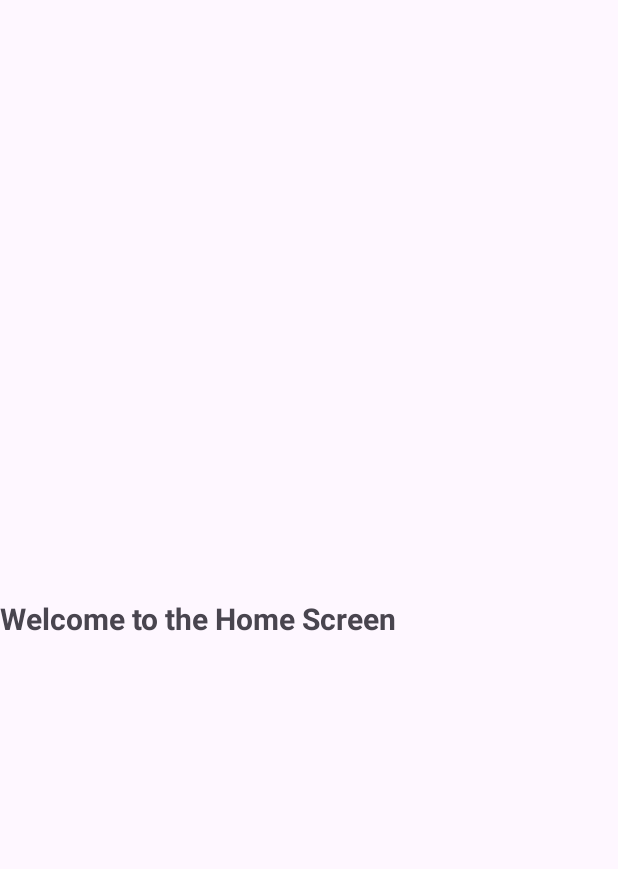
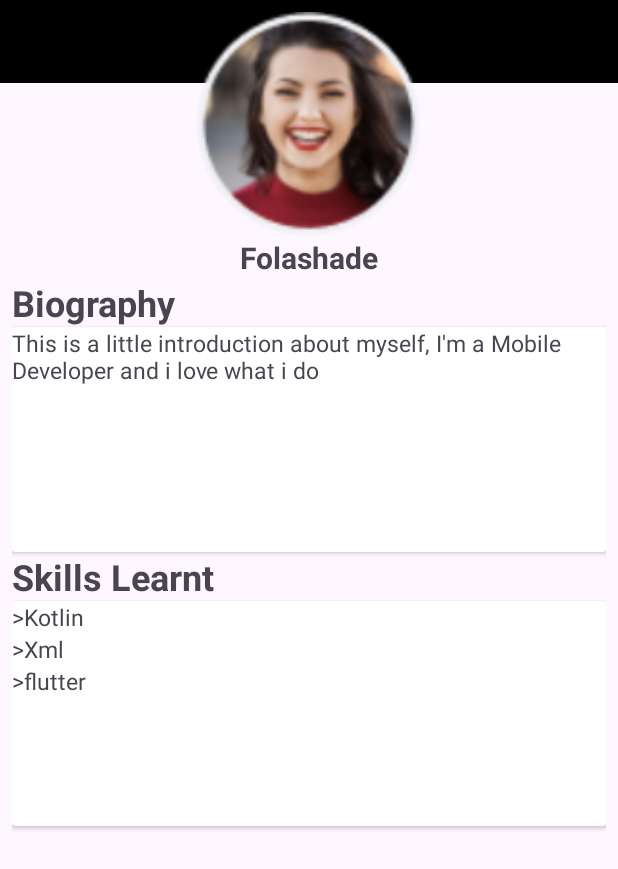
Before and after one commit to omoloye13/MykotlinForm, an Android app: the HomeActivity screen opened directly, with no data from a screen before it, on a phone screen of 412 x 824 dp. Shown: the top 869 px of the screen. Run offline under Robolectric (Android 15) with nearby library versions, the phone set to English and light mode, and no system bars.

Commit message:
added a card to the home activity

```diff
--- a/app/src/main/res/layout/activity_home.xml
+++ b/app/src/main/res/layout/activity_home.xml
@@ -1,21 +1,92 @@
 <?xml version="1.0" encoding="utf-8"?>
-<androidx.constraintlayout.widget.ConstraintLayout xmlns:android="http://schemas.android.com/apk/res/android"
+<androidx.coordinatorlayout.widget.CoordinatorLayout xmlns:android="http://schemas.android.com/apk/res/android"
     xmlns:app="http://schemas.android.com/apk/res-auto"
     xmlns:tools="http://schemas.android.com/tools"
     android:layout_width="match_parent"
     android:layout_height="match_parent"
     tools:context=".HomeActivity">
+    <com.google.android.material.appbar.AppBarLayout
+        android:layout_width="match_parent"
+        android:layout_height="wrap_content">
+        <com.google.android.material.appbar.MaterialToolbar
+            android:layout_width="match_parent"
+            android:layout_height="55dp"
+            android:background="@color/design_default_color_on_secondary"
+            />
+    </com.google.android.material.appbar.AppBarLayout>
+<LinearLayout
+    android:layout_width="match_parent"
+    android:layout_height="match_parent"
+    android:orientation="vertical"
+    android:padding="8dp"
+
+    >
+    <ImageView
+        android:layout_width="150dp"
+        android:layout_height="150dp"
+        android:layout_gravity="center_horizontal"
+        android:src="@drawable/alice_img"
+        />
+    <TextView
+        android:layout_width="wrap_content"
+        android:layout_height="wrap_content"
+        android:text="Folashade"
+        android:layout_gravity="center_horizontal"
+        android:textStyle="bold"
+        android:textSize="20dp"
+        />
     <TextView
         android:layout_width="match_parent"
         android:layout_height="wrap_content"
-        app:layout_constraintTop_toTopOf="parent"
-        app:layout_constraintEnd_toEndOf="parent"
-        app:layout_constraintStart_toStartOf="parent"
-        app:layout_constraintBottom_toBottomOf="parent"
-        android:text="Welcome to the Home Screen"
+        android:text="Biography"
         android:textStyle="bold"
-        android:textSize="20dp"
+        android:textSize="24dp"/>
 
-        />
+    <androidx.cardview.widget.CardView
+        android:layout_width="match_parent"
+        android:layout_height="150dp"
+        android:padding="8dp">
 
-</androidx.constraintlayout.widget.ConstraintLayout>
+        <TextView
+            android:layout_width="match_parent"
+            android:layout_height="wrap_content"
+            android:text="This is a little introduction about myself, I'm a Mobile Developer and i love what i do"
+            android:textSize="15dp" />
+    </androidx.cardview.widget.CardView>
+    <TextView
+        android:layout_width="match_parent"
+        android:layout_height="wrap_content"
+        android:text="Skills Learnt"
+        android:textStyle="bold"
+        android:textSize="24dp"/>
+
+    <androidx.cardview.widget.CardView
+        android:layout_width="match_parent"
+        android:layout_height="150dp"
+        android:padding="8dp">
+        <LinearLayout
+            android:layout_width="match_parent"
+            android:layout_height="wrap_content"
+            android:orientation="vertical">
+        <TextView
+            android:layout_width="match_parent"
+            android:layout_height="wrap_content"
+            android:text=">Kotlin"
+            android:textSize="15dp" />
+        <TextView
+            android:layout_width="match_parent"
+            android:layout_height="wrap_content"
+            android:text=">Xml"
+            android:textSize="15dp" />
+        <TextView
+            android:layout_width="match_parent"
+            android:layout_height="wrap_content"
+            android:text=">flutter"
+            android:textSize="15dp" />
+        </LinearLayout>
+    </androidx.cardview.widget.CardView>
+
+
+</LinearLayout>
+
+</androidx.coordinatorlayout.widget.CoordinatorLayout>
```
Also changed, not shown: app/src/main/java/com/folashade/myform/LoginActivity.kt (+7 -0 lines).
